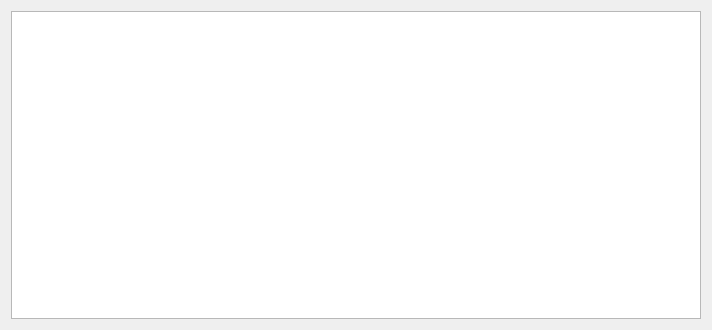
Old version of the form repeatertool/repeatertoolview.ui in the repository richmoore/bitslinger.
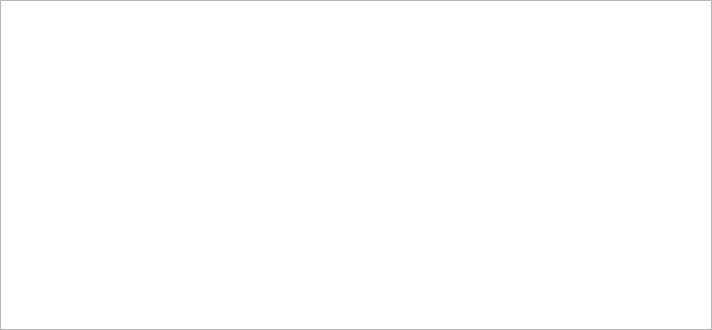
New version of the form. Custom widgets are drawn as their Qt base class.

Commit message:
Reduce margins
Attempt to remove the nested boxes in the GUI

```diff
--- a/repeatertool/repeatertoolview.ui
+++ b/repeatertool/repeatertoolview.ui
@@ -14,6 +14,18 @@
    <string>Form</string>
   </property>
   <layout class="QGridLayout" name="gridLayout">
+   <property name="leftMargin">
+    <number>0</number>
+   </property>
+   <property name="topMargin">
+    <number>0</number>
+   </property>
+   <property name="rightMargin">
+    <number>0</number>
+   </property>
+   <property name="bottomMargin">
+    <number>0</number>
+   </property>
    <item row="0" column="0">
     <layout class="QHBoxLayout" name="horizontalLayout">
      <property name="spacing">
```
The commit also changes 2 other files.
